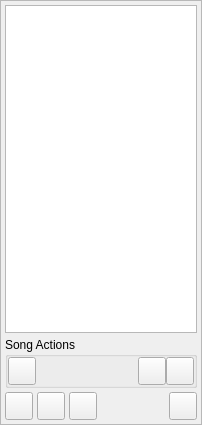
Above: oom/widgets/routemapbase.ui from ccherrett/oom before the change. Below: the same form after it.
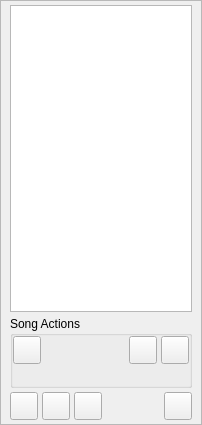
That is the form after the change.

Commit message: Added label to display currently linked map

The edit to the form file:
```diff
--- a/oom/widgets/routemapbase.ui
+++ b/oom/widgets/routemapbase.ui
@@ -23,7 +23,16 @@
    <property name="spacing">
     <number>4</number>
    </property>
-   <property name="margin">
+   <property name="leftMargin">
+    <number>9</number>
+   </property>
+   <property name="topMargin">
+    <number>4</number>
+   </property>
+   <property name="rightMargin">
+    <number>9</number>
+   </property>
+   <property name="bottomMargin">
     <number>4</number>
    </property>
    <item>
@@ -79,7 +88,7 @@
      </property>
      <layout class="QVBoxLayout" name="verticalLayout_2">
       <property name="spacing">
-       <number>0</number>
+       <number>4</number>
       </property>
       <property name="margin">
        <number>0</number>
@@ -173,6 +182,37 @@
         </item>
        </layout>
       </item>
+      <item>
+       <widget class="QLabel" name="lblLinked">
+        <property name="minimumSize">
+         <size>
+          <width>0</width>
+          <height>17</height>
+         </size>
+        </property>
+        <property name="maximumSize">
+         <size>
+          <width>16777215</width>
+          <height>30</height>
+         </size>
+        </property>
+        <property name="toolTip">
+         <string>Default Map for the current song.</string>
+        </property>
+        <property name="text">
+         <string/>
+        </property>
+        <property name="alignment">
+         <set>Qt::AlignCenter</set>
+        </property>
+        <property name="wordWrap">
+         <bool>true</bool>
+        </property>
+        <property name="textInteractionFlags">
+         <set>Qt::NoTextInteraction</set>
+        </property>
+       </widget>
+      </item>
      </layout>
     </widget>
    </item>
```
The commit also changes 2 other files.
